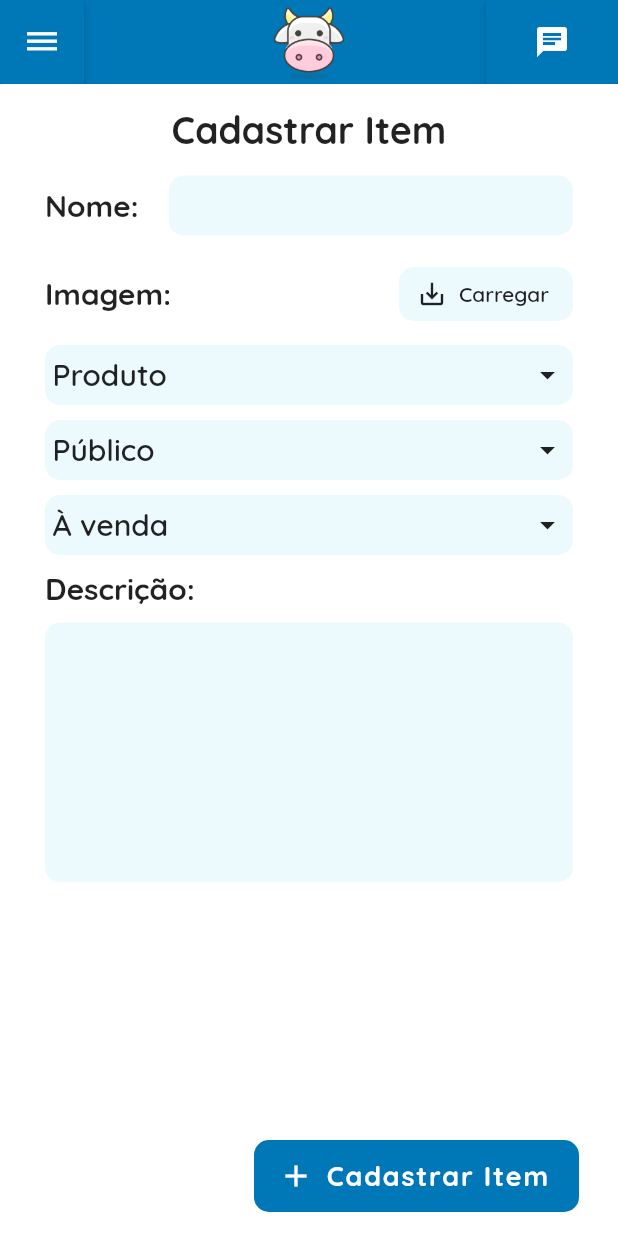
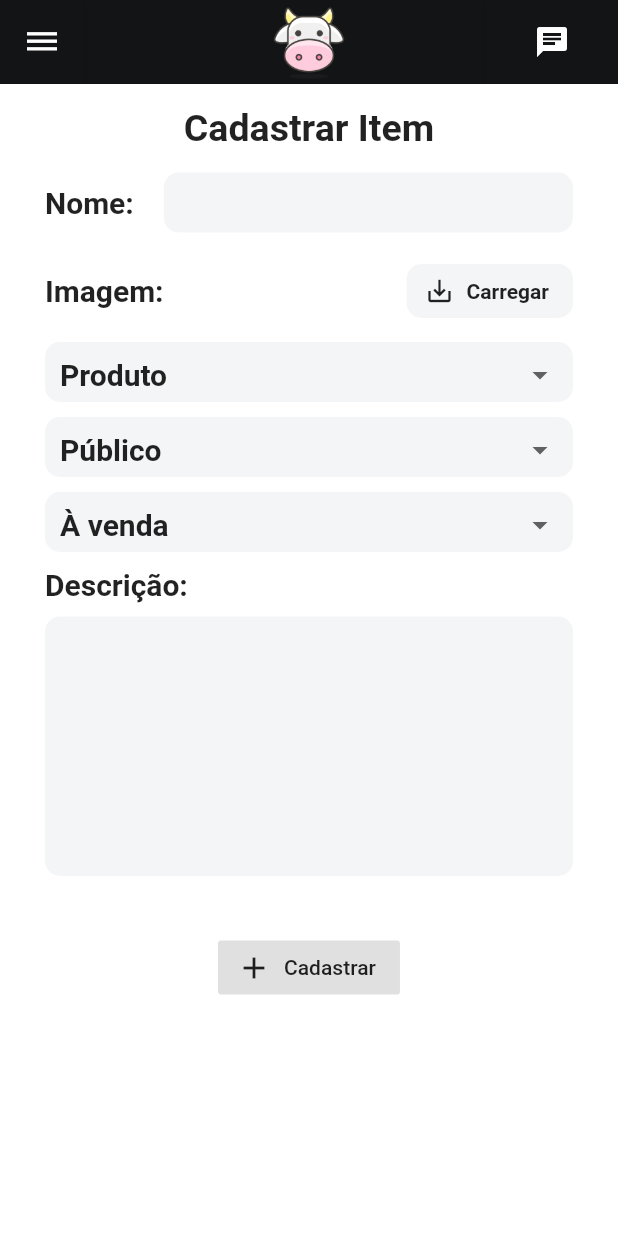
Before and after one commit to renan-almeidaa/projeto_muh_compmov, a Flutter app: the screen it shows after launch, on a phone screen of 412 x 824 dp. Run offline on Flutter 3.47's test engine with Material 2 defaults, Android fonts, the phone set to English and light mode, and no system bars; our stand-ins replace cloud_firestore, firebase_auth, image_picker, mask_text_input_formatter; missing offline and left inert: masked_text; accounts and stored records are empty.

Commit message:
Image Picker e Cadastro item

```diff
--- a/lib/screens/item_registration_screen.dart
+++ b/lib/screens/item_registration_screen.dart
@@ -1,4 +1,8 @@
+import 'dart:io';
+import 'dart:ui';
+
 import 'package:flutter/material.dart';
+import 'package:image_picker/image_picker.dart';
 
 void main() => runApp(MaterialApp(
   home: ItemRegister(),
@@ -6,7 +10,6 @@ void main() => runApp(MaterialApp(
 );
 
 class ItemRegister extends StatelessWidget {
-  final String fontFamily = 'Quicksand';
 
   @override
   Widget build(BuildContext context) {
@@ -16,13 +19,14 @@ class ItemRegister extends StatelessWidget {
       appBar: AppBar(
         elevation: 0,
         centerTitle: true,
-        backgroundColor: Color(0xFF0077b6),
-        // backgroundColor: Colors.white,
+        backgroundColor: Color(0xFF121416),
+        // backgroundColor: Colors.black87,
         iconTheme: new IconThemeData(color: Colors.black),
         //  leading: Image.asset("imagens/cow.png"),
         title: Image.asset("assets/cow.png", alignment: Alignment.center, scale: 10,),
         leading: RaisedButton(
-          color: Color(0xFF0077b6),
+          color: Color(0xFF121416),
+          // color: Colors.black12,
           child: Icon(Icons.dehaze,
             color: Colors.white,
           ),
@@ -36,14 +40,66 @@ class ItemRegister extends StatelessWidget {
             Icon(Icons.chat,
               color: Colors.white,
             ),
-            color: Color(0xFF0077b6),
+            color: Color(0xFF121416),
+            // color: Colors.black12,
             onPressed: () {
               // vai para as mensagens...
             },
           ),
         ],
       ),
-      body: Container(
+      body: CustomForm(),
+      // floatingActionButton: Padding(
+      //   padding: EdgeInsets.fromLTRB(0, 0, 10, 0),
+      //   child: FloatingActionButton.extended(
+      //     onPressed: () {},
+      //     icon: Icon(Icons.add,
+      //       color: Colors.white,
+      //       // color: Colors.black,
+      //     ),
+      //     label: Text("Cadastrar Item",
+      //       style: TextStyle(
+      //         // color: Colors.black,
+      //         color: Colors.white,
+      //         fontSize: 18,
+      //         fontWeight: FontWeight.w700,
+      //       ),
+      //     ),
+      //     // backgroundColor: Colors.black87,
+      //     backgroundColor: Color(0xFF121416),
+      //     elevation: 0,
+      //     shape: RoundedRectangleBorder(
+      //       borderRadius: BorderRadius.all(Radius.elliptical(10, 10)),
+      //     ),
+      //   ),
+      // )
+    );
+  }
+}
+
+// -- FORM
+class CustomForm extends StatefulWidget {
+  @override
+  _CustomFormState createState() => _CustomFormState();
+}
+
+class _CustomFormState extends State<CustomForm> {
+  final TextEditingController _nameController = TextEditingController();
+  final _formKey = GlobalKey<FormState>();
+
+  Future<File> image;
+
+  pickImageFromGallery(ImageSource source) {
+    setState(() {
+      image = ImagePicker.pickImage(source: source);
+    });
+  }
+
+  @override
+  Widget build(BuildContext context) {
+    return Form(
+      key: _formKey,
+      child: Container(
         padding: EdgeInsets.all(10),
         child: SingleChildScrollView(
           child: Column(
@@ -55,7 +111,6 @@ class ItemRegister extends StatelessWidget {
                   child: Text("Cadastrar Item",
                     style: TextStyle(
                       fontSize: 25,
-                        fontFamily: fontFamily,
                       fontWeight: FontWeight.w700,
                     ),
                   ),
@@ -69,7 +124,6 @@ class ItemRegister extends StatelessWidget {
                     Text("Nome:",
                       style: TextStyle(
                         fontSize: 20,
-                          fontFamily: fontFamily,
                         fontWeight: FontWeight.w700,
                       ),
                     ),
@@ -78,11 +132,16 @@ class ItemRegister extends StatelessWidget {
                             padding: EdgeInsets.fromLTRB(20, 5, 0, 5),
                             child: Container(
                               height: 40,
-                            child: TextField(
+                              child: TextFormField(
+                                controller: _nameController,
+                                validator: (field) {
+                                  if (field.length < 3) return "O nome precisa ter mais de 3 letras!";
+                                  return null;
+                                },
                                 decoration: InputDecoration(
                                   filled: true,
                                   // fillColor: Colors.white,
-                                fillColor: Color(0xFFEDFAFD),
+                                  fillColor: Color(0xFFF4F5F6),
                                   enabledBorder: OutlineInputBorder(
                                     borderRadius: BorderRadius.all(Radius.elliptical(10, 10)),
                                     borderSide: BorderSide.none,
@@ -109,24 +168,24 @@ class ItemRegister extends StatelessWidget {
                       Text("Imagem:",
                         style: TextStyle(
                           fontSize: 20,
-                            fontFamily: fontFamily,
                           fontWeight: FontWeight.w700,
                         ),
                       ),
                       RaisedButton.icon(
-                          onPressed: () {},
+                        onPressed: () {
+                            pickImageFromGallery(ImageSource.gallery);
+                        },
                         icon: Icon(Icons.save_alt,
                           size: 20,
                         ),
                         label: Text("Carregar",
                           style: TextStyle(
-                              fontFamily: fontFamily,
                             fontWeight: FontWeight.w600,
                           ),
                         ),
                         elevation: 0,
                         // color: Colors.white,
-                          color: Color(0xFFEDFAFD),
+                        color: Color(0xFFF4F5F6),
                         shape: RoundedRectangleBorder(
                           borderRadius: BorderRadius.all(Radius.elliptical(10, 10)),
                         ),
@@ -139,21 +198,21 @@ class ItemRegister extends StatelessWidget {
                 padding: EdgeInsets.fromLTRB(20, 5, 20, 5),
                 child: Align(
                   alignment: Alignment.topLeft,
-                    child: DropDownItem(['Produto', 'Animal',], fontFamily),
+                  child: DropDownItem(['Produto', 'Animal',]),
                 ),
               ),
               Padding(
                 padding: EdgeInsets.fromLTRB(20, 5, 20, 5),
                 child: Align(
                   alignment: Alignment.topLeft,
-                    child: DropDownItem(['Público', 'Privado',], fontFamily),
+                  child: DropDownItem(['Público', 'Privado',]),
                 ),
               ),
               Padding(
                 padding: EdgeInsets.fromLTRB(20, 5, 20, 5),
                 child: Align(
                   alignment: Alignment.topLeft,
-                    child: DropDownItem(['À venda', 'Exibição',], fontFamily),
+                  child: DropDownItem(['À venda', 'Exibição',]),
                 ),
               ),
               Padding(
@@ -163,7 +222,6 @@ class ItemRegister extends StatelessWidget {
                   child: Text("Descrição:",
                     style: TextStyle(
                       fontSize: 20,
-                        fontFamily: fontFamily,
                       fontWeight: FontWeight.w700,
                     ),
                   ),
@@ -174,15 +232,15 @@ class ItemRegister extends StatelessWidget {
                 child: Align(
                     alignment: Alignment.topLeft,
                     child: Container(
-                      height: 10 * 20.0,
-                      child: TextField(
+                      height: 200,
+                      child: TextFormField(
                         keyboardType: TextInputType.multiline,
                         minLines: 7,
                         maxLines: 7,
                         decoration: InputDecoration(
                           filled: true,
                           // fillColor: Colors.white,
-                          fillColor: Color(0xFFEDFAFD),
+                          fillColor: Color(0xFFF4F5F6),
                           enabledBorder: OutlineInputBorder(
                             borderRadius: BorderRadius.all(Radius.elliptical(10, 10)),
                             borderSide: BorderSide.none,
@@ -191,88 +249,70 @@ class ItemRegister extends StatelessWidget {
                       ),
                     )
                 ),
+              ),
+              Padding(
+                padding: EdgeInsets.fromLTRB(20, 5, 20, 5),
+                child: Align(
+                  alignment: Alignment.center,
+                  child: RaisedButton.icon(
+                    elevation: 0,
+                    icon: Icon(Icons.add),
+                    label: Text('Cadastrar'),
+                    onPressed: () {
+                      if(_formKey.currentState.validate());
+                    },
+                  ),
+                ),
               )
             ],
           ),
         ),
       ),
-      floatingActionButton: Padding(
-        padding: EdgeInsets.fromLTRB(0, 0, 10, 0),
-        child: FloatingActionButton.extended(
-          onPressed: () {},
-          icon: Icon(Icons.add,
-            color: Colors.white,
-            // color: Colors.black,
-          ),
-          label: Text("Cadastrar Item",
-            style: TextStyle(
-              // color: Colors.black,
-              color: Colors.white,
-              fontSize: 18,
-              fontFamily: fontFamily,
-              fontWeight: FontWeight.w700,
-            ),
-          ),
-          // backgroundColor: Colors.white,
-          backgroundColor: Color(0xFF0077b6),
-          elevation: 0,
-          shape: RoundedRectangleBorder(
-            borderRadius: BorderRadius.all(Radius.elliptical(10, 10)),
-          ),
-        ),
-      )
     );
   }
 }
 
+
+// -- DROPDOWN
 class DropDownItem extends StatefulWidget {
   List<String> items;
-  String fontFamily;
 
-  DropDownItem(List<String> items, String fontFamily) {
+  DropDownItem(List<String> items) {
     this.items = items;
-    this.fontFamily = fontFamily;
   }
 
   @override
-  _DropDownItemState createState() => _DropDownItemState(items[0], fontFamily);
+  _DropDownItemState createState() => _DropDownItemState(items[0]);
 
 }
 
 class _DropDownItemState extends State<DropDownItem> {
   String dropdownValue;
-  String fontFamily;
 
-  _DropDownItemState(String dropdownValue, String fontFamily) {
+  _DropDownItemState(String dropdownValue) {
     this.dropdownValue = dropdownValue;
-    this.fontFamily = fontFamily;
   }
 
   @override
   Widget build(BuildContext context) {
     return Container(
-        padding: EdgeInsets.all(5),
+        padding: EdgeInsets.all(10),
         height: 40,
         decoration: ShapeDecoration(
           // color: Colors.white,
-          color: Color(0xFFEDFAFD),
+          color: Color(0xFFF4F5F6),
           shape: RoundedRectangleBorder(
               side: BorderSide.none,
               borderRadius: BorderRadius.all(Radius.elliptical(10, 10))
           ),
         ),
-        child: Row(
-          mainAxisAlignment: MainAxisAlignment.spaceBetween,
-          children: [
-            DropdownButton<String>(
+        child: SizedBox(
+          width: 350,
+          child: DropdownButtonFormField<String>(
+            decoration: InputDecoration.collapsed(hintText: null),
             value: dropdownValue,
-              icon: Icon(null),
             iconSize: 24,
             elevation: 0,
-              underline: Container(
-                height: 0,
-                color: Colors.black,
-              ),
             onChanged: (String newValue) {
               setState((){
                 dropdownValue = newValue;
@@ -284,16 +324,13 @@ class _DropDownItemState extends State<DropDownItem> {
                 child: Text(value,
                   style: TextStyle(
                     fontSize: 20,
-                      fontFamily: fontFamily,
                     fontWeight: FontWeight.w600,
                   ),
                 ),
               );
             }).toList(),
           ),
-            Icon(Icons.arrow_drop_down),
-          ],
-        )
+        ),
     );
   }
 }
--- a/pubspec.yaml
+++ b/pubspec.yaml
@@ -37,6 +37,7 @@ dependencies:
   url_launcher: ^5.1.1
   masked_text: ^0.0.6
   mask_text_input_formatter: ^1.1.0
+  image_picker: ^0.6.7+7
 
 
 dev_dependencies:
```
Also changed, not shown: pubspec.lock, 1 other file. Lines whose indentation alone changed are shown as unchanged.
